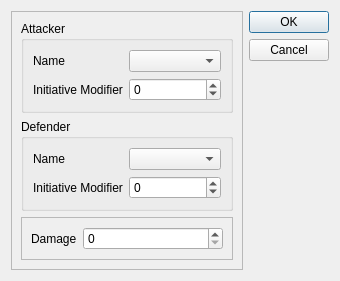
The window that lib/attack_gui.ui (ErikSeguinte/ex-3e-tracker-Python) describes before a commit, drawn with Qt 5.
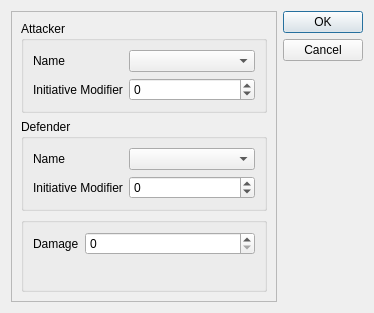
The same window after the commit.

Commit message: Convert UI Script

The edit to the form file:
```diff
--- a/lib/attack_gui.ui
+++ b/lib/attack_gui.ui
@@ -6,8 +6,8 @@
    <rect>
     <x>0</x>
     <y>0</y>
-    <width>340</width>
-    <height>248</height>
+    <width>374</width>
+    <height>313</height>
    </rect>
   </property>
   <property name="windowTitle">
@@ -90,13 +90,7 @@
        </widget>
       </item>
       <item>
-       <widget class="QFrame" name="frame_2">
-        <property name="frameShape">
-         <enum>QFrame::StyledPanel</enum>
-        </property>
-        <property name="frameShadow">
-         <enum>QFrame::Raised</enum>
-        </property>
+       <widget class="QGroupBox" name="groupBox_2">
         <layout class="QFormLayout" name="formLayout_4">
          <item row="0" column="0">
           <widget class="QLabel" name="label_5">
```
The commit also changes 3 other files.
